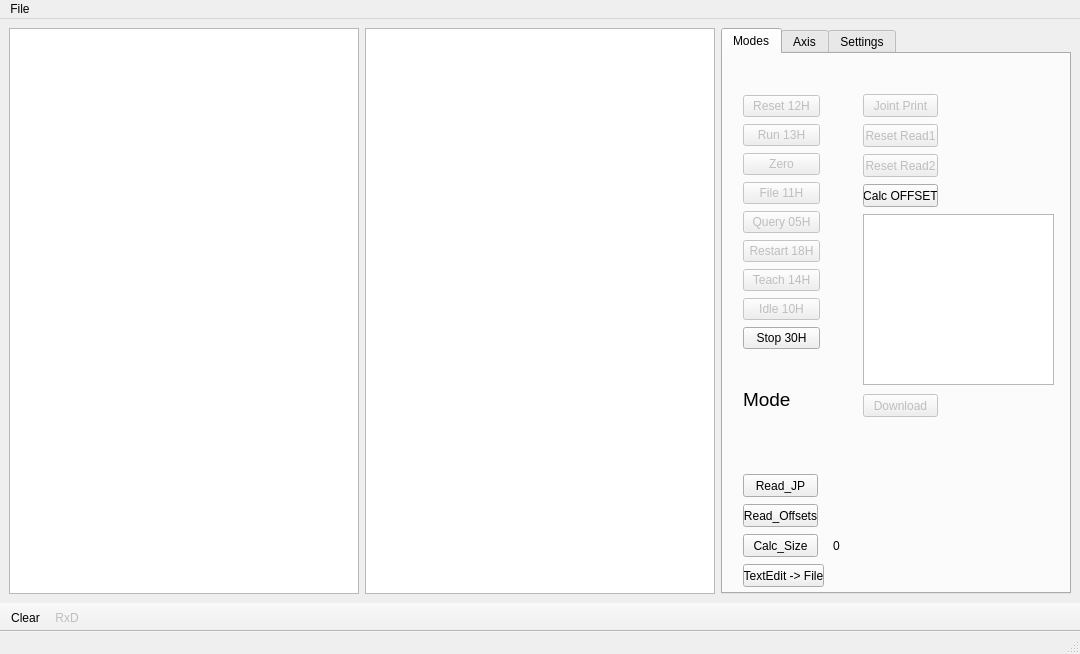
This is main.ui in kukuruuza/ruuz as Qt 5 draws it before an edit. The edited form follows.
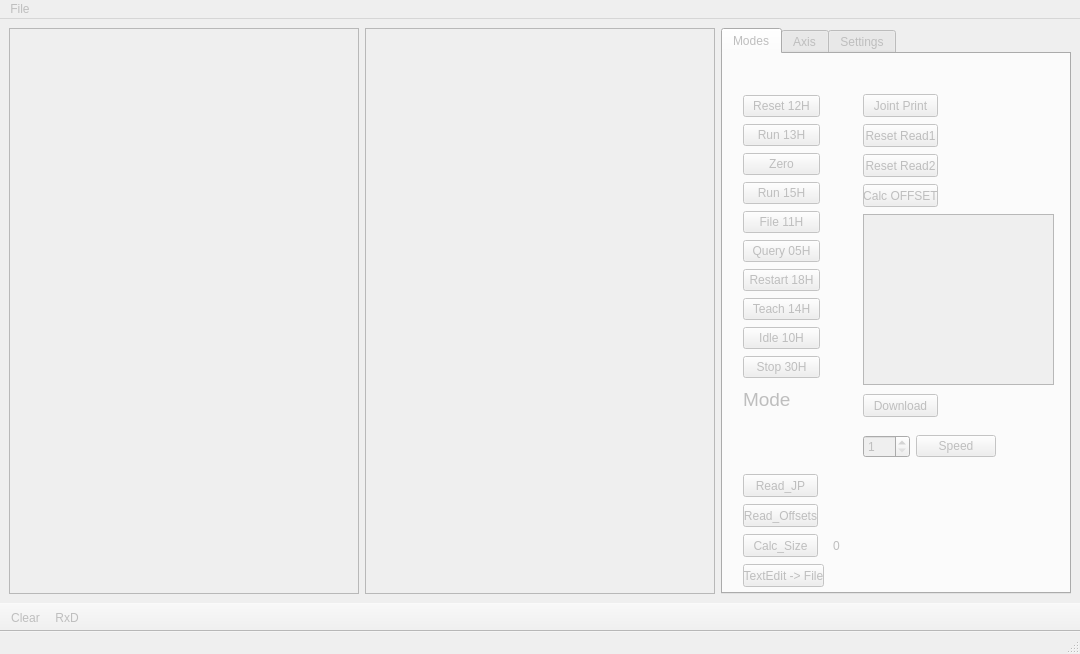
This is the edited form. The open tabs and pages were chosen to show the change. Icons and pictures are not drawn.

Commit message: pyqt delete, pyserial added

```diff
--- a/main.ui
+++ b/main.ui
@@ -2,6 +2,9 @@
 <ui version="4.0">
  <class>MainWindow</class>
  <widget class="QMainWindow" name="MainWindow">
+  <property name="enabled">
+   <bool>false</bool>
+  </property>
   <property name="geometry">
    <rect>
     <x>0</x>
@@ -40,7 +43,7 @@
     <item>
      <widget class="QTabWidget" name="tabWidget">
       <property name="enabled">
-       <bool>true</bool>
+       <bool>false</bool>
       </property>
       <property name="currentIndex">
        <number>2</number>
@@ -55,7 +58,7 @@
           <x>20</x>
           <y>40</y>
           <width>77</width>
-          <height>257</height>
+          <height>286</height>
          </rect>
         </property>
         <layout class="QVBoxLayout" name="verticalLayout">
@@ -80,7 +83,7 @@
           </widget>
          </item>
          <item>
-          <widget class="QPushButton" name="btn15H">
+          <widget class="QPushButton" name="btnZero">
            <property name="enabled">
             <bool>false</bool>
            </property>
@@ -89,6 +92,16 @@
            </property>
           </widget>
          </item>
+         <item>
+          <widget class="QPushButton" name="btn15H">
+           <property name="enabled">
+            <bool>false</bool>
+           </property>
+           <property name="text">
+            <string>Run 15H</string>
+           </property>
+          </widget>
+         </item>
          <item>
           <widget class="QPushButton" name="btn11H">
            <property name="enabled">
@@ -232,7 +245,7 @@
        </widget>
        <widget class="QPushButton" name="btnCalcOffset">
         <property name="enabled">
-         <bool>true</bool>
+         <bool>false</bool>
         </property>
         <property name="geometry">
          <rect>
@@ -321,6 +334,42 @@
          <string>0</string>
         </property>
        </widget>
+       <widget class="QWidget" name="">
+        <property name="geometry">
+         <rect>
+          <x>140</x>
+          <y>380</y>
+          <width>179</width>
+          <height>25</height>
+         </rect>
+        </property>
+        <layout class="QHBoxLayout" name="horizontalLayout_2">
+         <item>
+          <widget class="QSpinBox" name="spinSpeed">
+           <property name="minimum">
+            <number>1</number>
+           </property>
+           <property name="maximum">
+            <number>100</number>
+           </property>
+          </widget>
+         </item>
+         <item>
+          <widget class="QPushButton" name="btnSpeed">
+           <property name="text">
+            <string>Speed</string>
+           </property>
+          </widget>
+         </item>
+         <item>
+          <widget class="QLabel" name="lblSpeed">
+           <property name="text">
+            <string/>
+           </property>
+          </widget>
+         </item>
+        </layout>
+       </widget>
       </widget>
       <widget class="QWidget" name="tab_axis">
        <property name="enabled">
@@ -859,7 +908,7 @@
   <widget class="QStatusBar" name="statusbar"/>
   <widget class="QToolBar" name="toolBar">
    <property name="enabled">
-    <bool>true</bool>
+    <bool>false</bool>
    </property>
    <property name="windowTitle">
     <string>toolBar</string>
```
Left out of the diff: 8 changed lines with no effect on the pictures. The commit also changes 1 other file.
